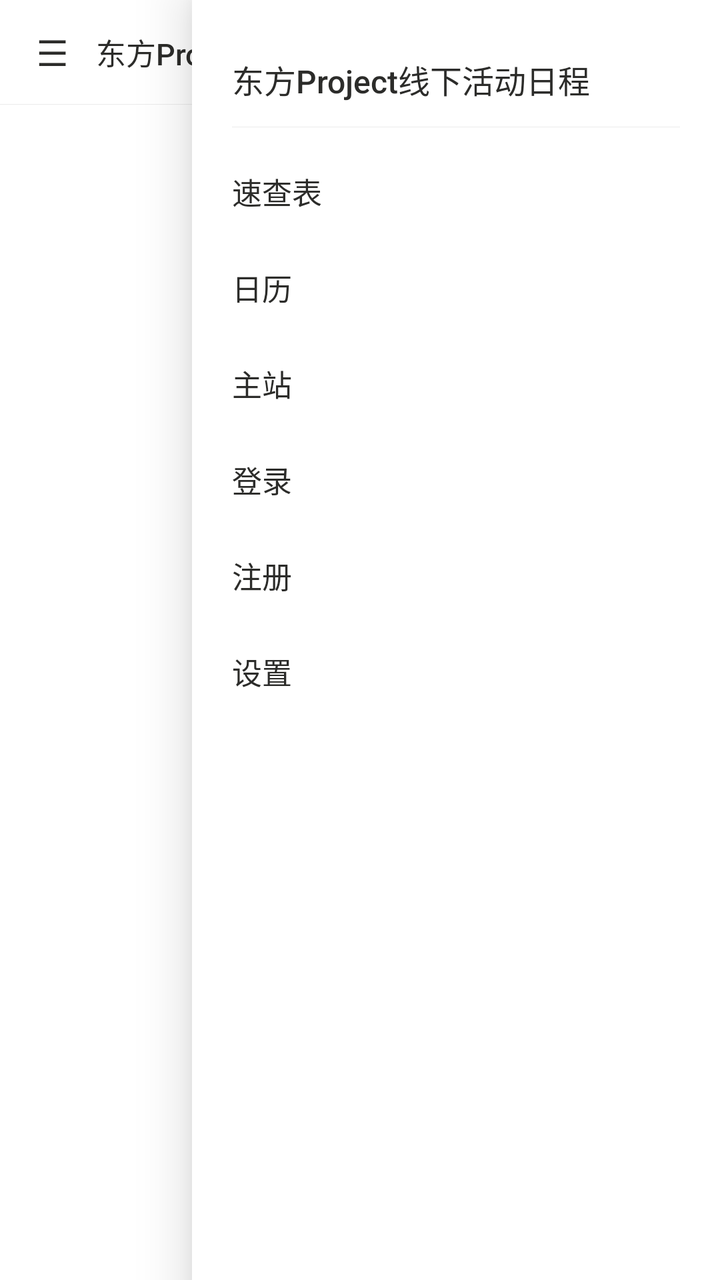
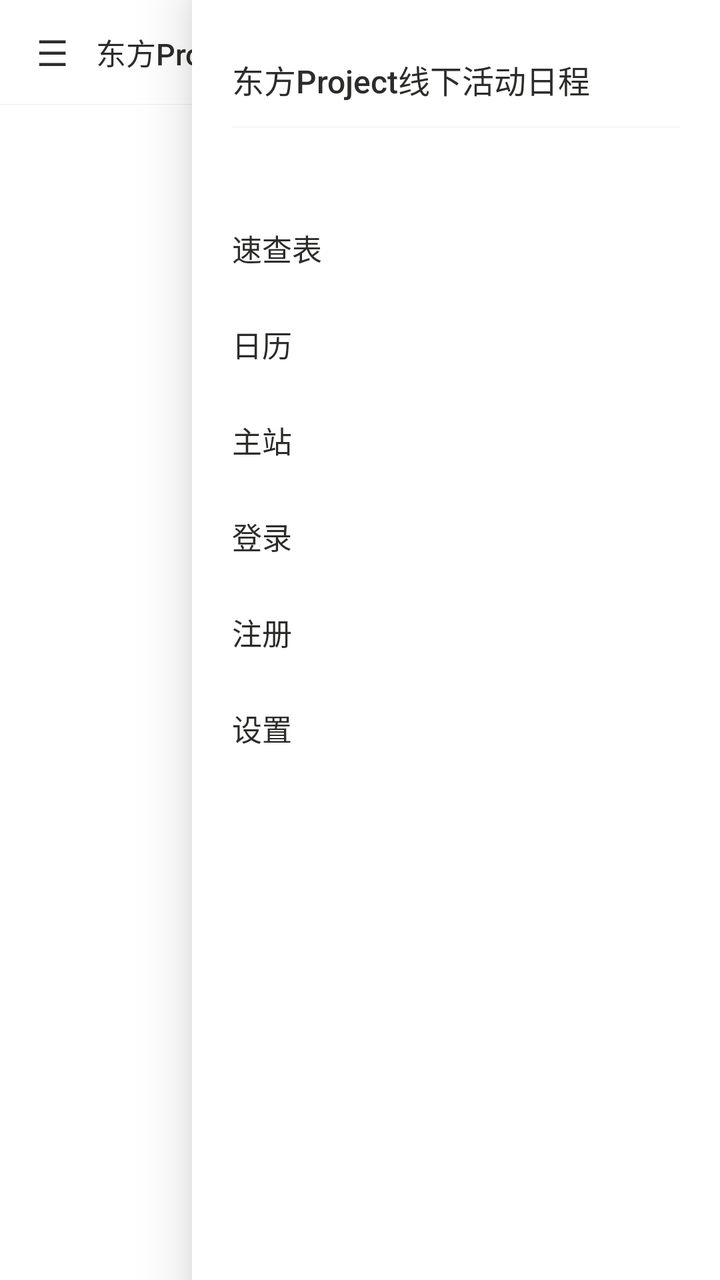

Two renders of the same Android screen: before a commit and after it. Below are the layout's source before the change and the commit's diff.
<!-- AndroidManifest.xml: application theme AppTheme -->
<!-- res/layout/activity_main.xml -->
<?xml version="1.0" encoding="utf-8"?>
<FrameLayout xmlns:android="http://schemas.android.com/apk/res/android"
    android:layout_width="match_parent"
    android:layout_height="match_parent"
    android:background="@color/page_bg">

    <LinearLayout
        android:layout_width="match_parent"
        android:layout_height="match_parent"
        android:orientation="vertical">

        <LinearLayout
            android:layout_width="match_parent"
            android:layout_height="52dp"
            android:background="@color/tabbar_bg"
            android:gravity="center_vertical"
            android:orientation="horizontal"
            android:paddingStart="4dp"
            android:paddingEnd="8dp">

            <TextView
                android:id="@+id/menuButton"
                android:layout_width="44dp"
                android:layout_height="match_parent"
                android:background="?android:attr/selectableItemBackground"
                android:contentDescription="@string/menu"
                android:gravity="center"
                android:text="☰"
                android:textColor="@color/text_primary"
                android:textSize="18sp" />

            <TextView
                android:id="@+id/headerTitle"
                android:layout_width="0dp"
                android:layout_height="wrap_content"
                android:layout_weight="1"
                android:ellipsize="end"
                android:fontFamily="sans-serif-medium"
                android:maxLines="1"
                android:text="@string/app_name"
                android:textColor="@color/text_primary"
                android:textSize="15sp" />

            <TextView
                android:id="@+id/refresh"
                android:layout_width="wrap_content"
                android:layout_height="wrap_content"
                android:background="?android:attr/selectableItemBackground"
                android:paddingStart="12dp"
                android:paddingTop="8dp"
                android:paddingEnd="12dp"
                android:paddingBottom="8dp"
                android:text="@string/refresh"
                android:textColor="@color/accent"
                android:textSize="13sp" />
        </LinearLayout>

        <View
            android:layout_width="match_parent"
            android:layout_height="1px"
            android:background="@color/divider" />

        <TextView
            android:id="@+id/offlineBanner"
            android:layout_width="match_parent"
            android:layout_height="wrap_content"
            android:background="@color/banner_bg"
            android:paddingStart="16dp"
            android:paddingTop="8dp"
            android:paddingEnd="16dp"
            android:paddingBottom="8dp"
            android:textColor="@color/banner_text"
            android:textSize="12sp"
            android:visibility="gone" />

        <FrameLayout
            android:id="@+id/content"
            android:layout_width="match_parent"
            android:layout_height="0dp"
            android:layout_weight="1" />
    </LinearLayout>

    <View
        android:id="@+id/scrim"
        android:layout_width="match_parent"
        android:layout_height="match_parent"
        android:background="@color/scrim"
        android:visibility="gone" />

    <LinearLayout
        android:id="@+id/drawer"
        android:layout_width="@dimen/drawer_width"
        android:layout_height="match_parent"
        android:layout_gravity="end"
        android:background="@color/tabbar_bg"
        android:elevation="16dp"
        android:orientation="vertical"
        android:paddingBottom="16dp">

        <TextView
            android:layout_width="match_parent"
            android:layout_height="wrap_content"
            android:fontFamily="sans-serif-medium"
            android:paddingStart="20dp"
            android:paddingTop="28dp"
            android:paddingEnd="20dp"
            android:paddingBottom="12dp"
            android:text="@string/app_name"
            android:textColor="@color/text_primary"
            android:textSize="16sp" />

        <View
            android:layout_width="match_parent"
            android:layout_height="1px"
            android:layout_marginStart="20dp"
            android:layout_marginEnd="20dp"
            android:layout_marginBottom="8dp"
            android:background="@color/divider" />

        <TextView
            android:id="@+id/navList"
            style="@style/NavItem"
            android:text="@string/tab_list" />

        <TextView
            android:id="@+id/navCalendar"
            style="@style/NavItem"
            android:text="@string/tab_calendar" />

        <TextView
            android:id="@+id/navWeb"
            style="@style/NavItem"
            android:text="@string/nav_web" />

        <TextView
            android:id="@+id/navLogin"
            style="@style/NavItem"
            android:text="@string/nav_login" />

        <TextView
            android:id="@+id/navRegister"
            style="@style/NavItem"
            android:text="@string/nav_register" />

        <TextView
            android:id="@+id/navSettings"
            style="@style/NavItem"
            android:text="@string/nav_settings" />

        <View
            android:layout_width="match_parent"
            android:layout_height="0dp"
            android:layout_weight="1" />

        <TextView
            android:id="@+id/navVersion"
            android:layout_width="match_parent"
            android:layout_height="wrap_content"
            android:paddingStart="20dp"
            android:paddingTop="8dp"
            android:paddingEnd="20dp"
            android:textColor="@color/text_tertiary"
            android:textSize="12sp" />
    </LinearLayout>

</FrameLayout>
<!-- resources referenced by this layout -->
<resources>
  <color name="accent">#D4537E</color>
  <color name="banner_bg">#FFF4E5</color>
  <color name="banner_text">#854F0B</color>
  <color name="divider">#14000000</color>
  <color name="page_bg">#FFFFFFFF</color>
  <color name="scrim">#66000000</color>
  <color name="tabbar_bg">#FFFFFFFF</color>
  <color name="text_primary">#2C2C2A</color>
  <color name="text_tertiary">#B4B2A9</color>
  <dimen name="drawer_width">264dp</dimen>
  <string name="app_name">东方Project线下活动日程</string>
  <string name="menu">菜单</string>
  <string name="nav_login">登录</string>
  <string name="nav_register">注册</string>
  <string name="nav_settings">设置</string>
  <string name="nav_web">主站</string>
  <string name="refresh">刷新</string>
  <string name="tab_calendar">日历</string>
  <string name="tab_list">速查表</string>
  <style name="NavItem">
          <item name="android:layout_width">match_parent</item>
          <item name="android:layout_height">@dimen/nav_item_height</item>
          <item name="android:gravity">center_vertical</item>
          <item name="android:paddingStart">20dp</item>
          <item name="android:paddingEnd">20dp</item>
          <item name="android:textSize">15sp</item>
          <item name="android:textColor">@color/text_primary</item>
          <item name="android:background">?android:attr/selectableItemBackground</item>
      </style>
  <style name="AppTheme" parent="@android:style/Theme.DeviceDefault.Light.NoActionBar">
          <item name="android:windowBackground">@color/page_bg</item>
          <item name="android:statusBarColor">@color/tabbar_bg</item>
          <item name="android:navigationBarColor">@color/tabbar_bg</item>
          <item name="android:windowLightStatusBar">true</item>
      </style>
  <dimen name="nav_item_height">48dp</dimen>
</resources>

<!-- the commit's change to res/layout/activity_main.xml (unified diff, before → after) -->
@@ -118,6 +118,17 @@
             android:background="@color/divider" />
 
         <TextView
+            android:id="@+id/accountLabel"
+            android:layout_width="match_parent"
+            android:layout_height="wrap_content"
+            android:paddingStart="20dp"
+            android:paddingTop="4dp"
+            android:paddingEnd="20dp"
+            android:paddingBottom="8dp"
+            android:textColor="@color/text_secondary"
+            android:textSize="12sp" />
+
+        <TextView
             android:id="@+id/navList"
             style="@style/NavItem"
             android:text="@string/tab_list" />
@@ -143,6 +154,12 @@
             android:text="@string/nav_register" />
 
         <TextView
+            android:id="@+id/navLogout"
+            style="@style/NavItem"
+            android:text="@string/auth_logout"
+            android:visibility="gone" />
+
+        <TextView
             android:id="@+id/navSettings"
             style="@style/NavItem"
             android:text="@string/nav_settings" />
<!-- resource entries referenced after the edit -->
@@ -8,9 +8,11 @@
   <color name="scrim">#66000000</color>
   <color name="tabbar_bg">#FFFFFFFF</color>
   <color name="text_primary">#2C2C2A</color>
+  <color name="text_secondary">#888780</color>
   <color name="text_tertiary">#B4B2A9</color>
   <dimen name="drawer_width">264dp</dimen>
   <string name="app_name">东方Project线下活动日程</string>
+  <string name="auth_logout">退出登录</string>
   <string name="menu">菜单</string>
   <string name="nav_login">登录</string>
   <string name="nav_register">注册</string>
